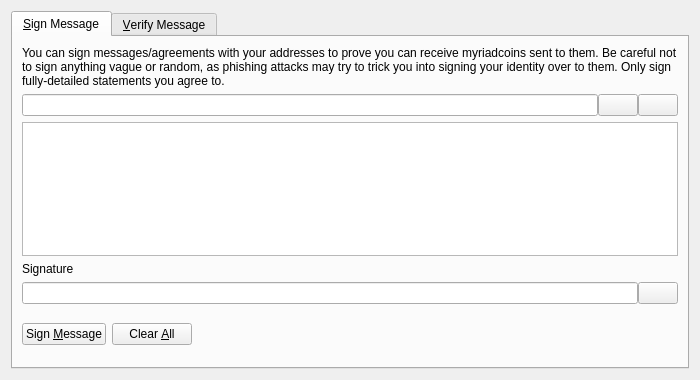
Before: the Qt Designer form src/qt/forms/signverifymessagedialog.ui in badcoin-net/Badcoin, drawn with Qt 5.
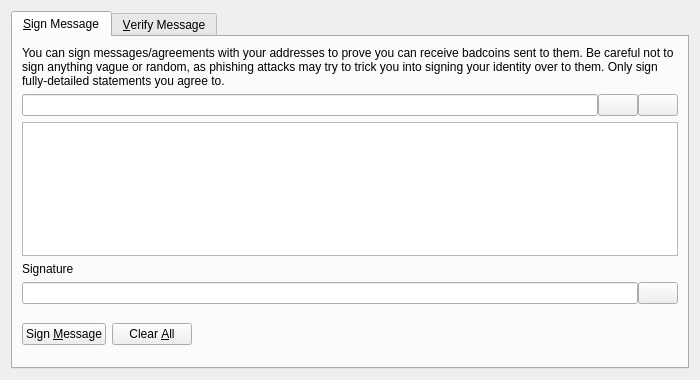
After: the same form once the commit is applied. Icons and pictures are not drawn. Custom widgets are drawn as their Qt base class.

The edit to the form file:
```diff
--- a/src/qt/forms/signverifymessagedialog.ui
+++ b/src/qt/forms/signverifymessagedialog.ui
@@ -30,7 +30,7 @@
        <item>
         <widget class="QLabel" name="infoLabel_SM">
          <property name="text">
-          <string>You can sign messages/agreements with your addresses to prove you can receive myriadcoins sent to them. Be careful not to sign anything vague or random, as phishing attacks may try to trick you into signing your identity over to them. Only sign fully-detailed statements you agree to.</string>
+          <string>You can sign messages/agreements with your addresses to prove you can receive badcoins sent to them. Be careful not to sign anything vague or random, as phishing attacks may try to trick you into signing your identity over to them. Only sign fully-detailed statements you agree to.</string>
          </property>
          <property name="textFormat">
           <enum>Qt::PlainText</enum>
```
Left out of the diff: 8 changed lines with no effect on the pictures.
